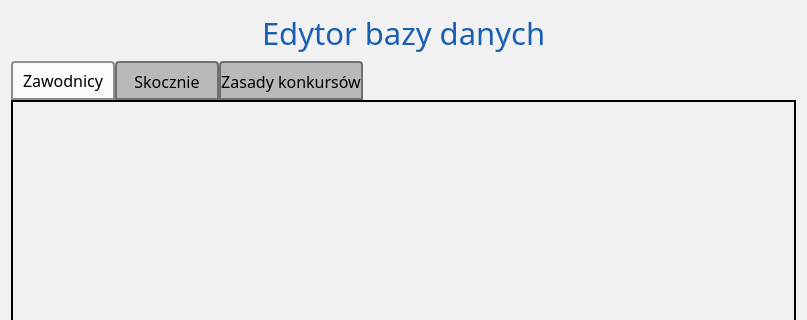
Above: source/UI/DatabaseEditor/DatabaseEditorWindow.ui from SiekamCebule/sj-sim before the change; both pictures show x 0 to 807 and y 0 to 320 of the 807 by 861 pixel window. Below: the same form after it.
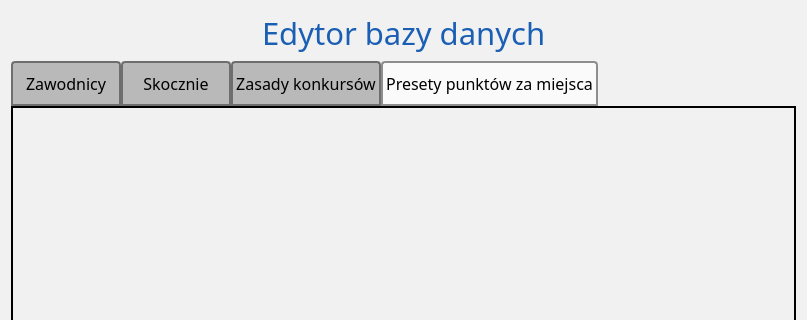
That is the form after the change. The open tabs and pages were chosen to show the change.

Commit message: Points for places in the classifications (+ presets)

What changed in the file:
```diff
--- a/source/UI/DatabaseEditor/DatabaseEditorWindow.ui
+++ b/source/UI/DatabaseEditor/DatabaseEditorWindow.ui
@@ -118,6 +118,7 @@
 	border: 2px solid rgb(110, 110, 110);
     border-top-left-radius: 4px;
     border-top-right-radius: 4px;
+padding: 3px;
 }
 QTabBar::tab:hover{
 	background-color: rgb(215, 215, 215);
@@ -214,6 +215,16 @@
        </item>
       </layout>
      </widget>
+     <widget class="QWidget" name="tab_pointsForPlacesPresets">
+      <attribute name="title">
+       <string>Presety punktów za miejsca</string>
+      </attribute>
+      <layout class="QHBoxLayout" name="horizontalLayout_4">
+       <item>
+        <layout class="QVBoxLayout" name="verticalLayout_pointsForPlacesPresetsList"/>
+       </item>
+      </layout>
+     </widget>
     </widget>
    </item>
   </layout>
```
The commit also changes 29 other files.
